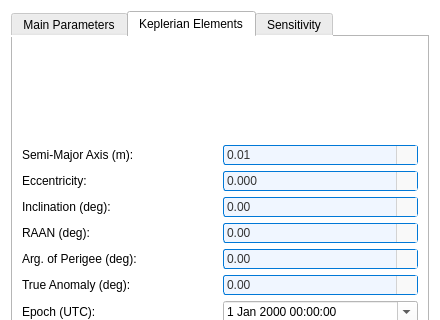
This is pastrocore/gui_pyside/dialog_editor_space_telescope.ui in Torward1024/pAstroCORE as Qt 5 draws it before an edit; both pictures show x 0 to 440 and y 0 to 320 of the 440 by 512 pixel window. The edited form follows.
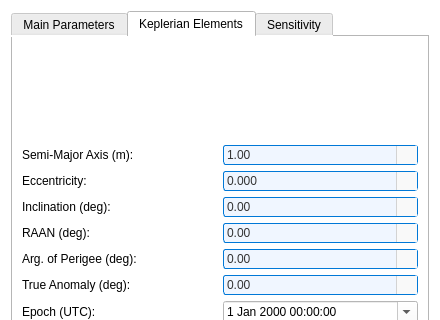
This is the edited form. The open tabs and pages were chosen to show the change. Icons and pictures are not drawn.

```diff
--- a/pastrocore/gui_pyside/dialog_editor_space_telescope.ui
+++ b/pastrocore/gui_pyside/dialog_editor_space_telescope.ui
@@ -1780,10 +1780,10 @@
             <number>2</number>
            </property>
            <property name="minimum">
-            <double>0.010000000000000</double>
+            <double>1.000000000000000</double>
            </property>
            <property name="maximum">
-            <double>1000000000.000000000000000</double>
+            <double>1000000000000.000000000000000</double>
            </property>
           </widget>
          </item>
```
Left out of the diff: 12 changed lines with no effect on the pictures.
